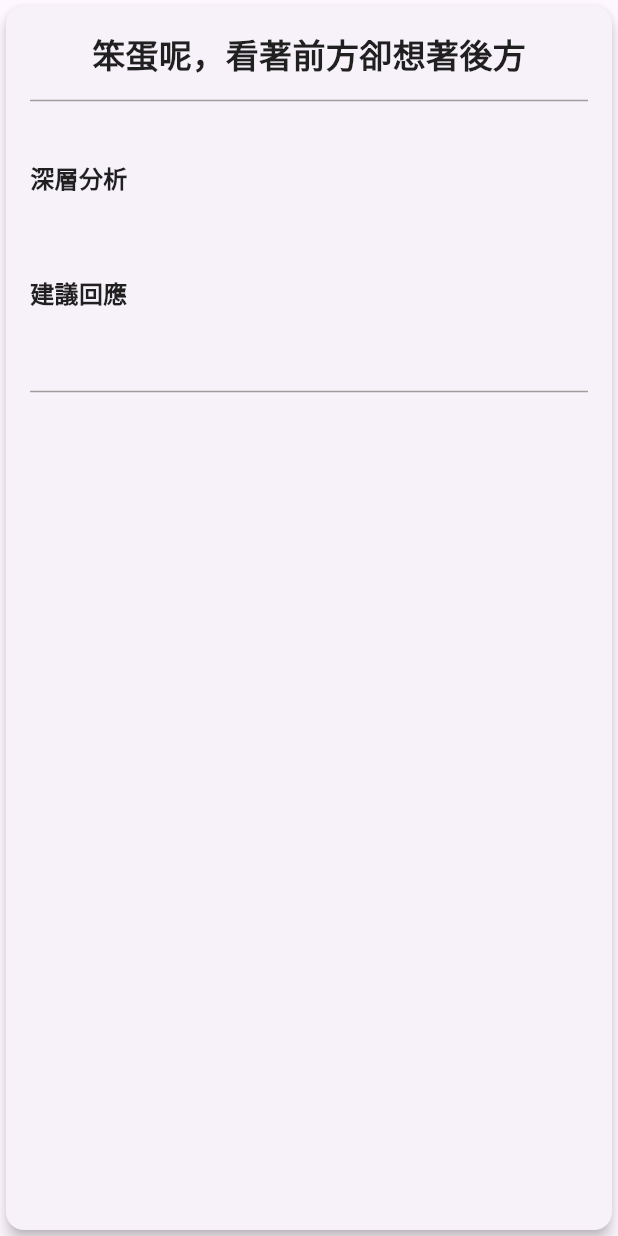
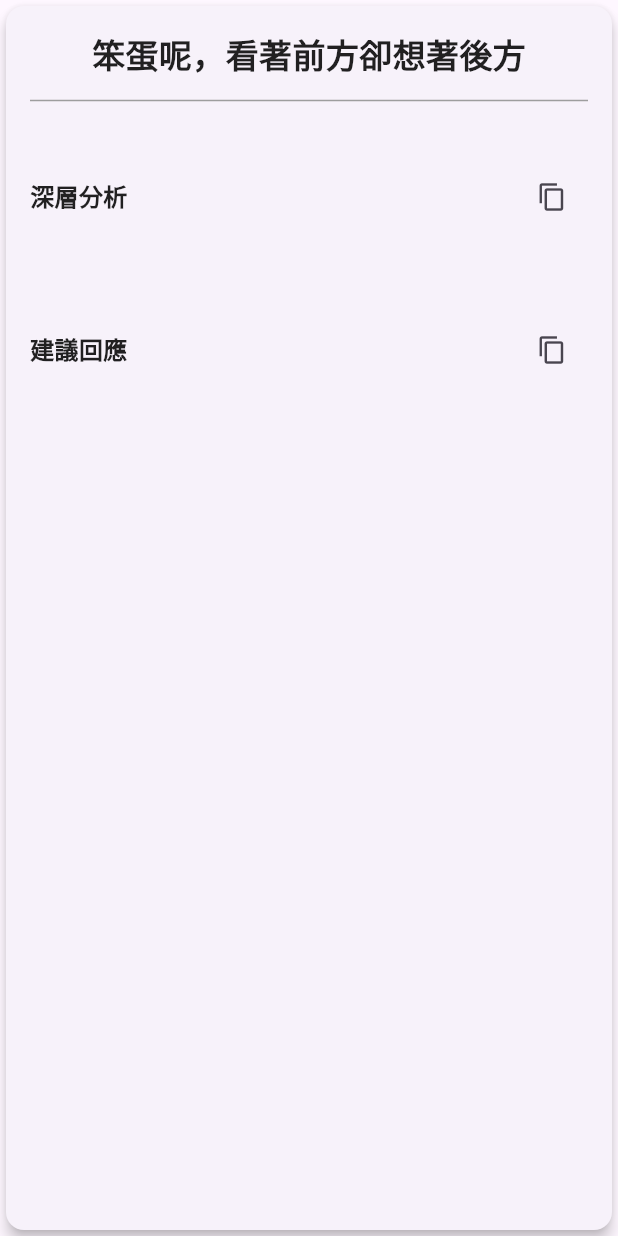
Before and after one commit to tarrragon/translate, a Flutter app: the TranslationCard widget shown alone on an empty page, opened directly with empty values, on a phone screen of 412 x 824 dp. Run offline on Flutter 3.47's test engine with Material 3 defaults, Android fonts, the light colour scheme and no system bars; our stand-ins replace flutter_riverpod, shared_preferences; accounts and stored records are empty.

Commit message:
新增剪貼簿功能，增強使用者互動體驗
- 在輸入區域新增貼上按鈕，允許使用者從剪貼簿貼上文字
- 在翻譯卡片中新增複製按鈕，方便使用者複製分析和建議文字
- 確保游標位置在文字末尾，提升使用者操作流暢度
- 增加提示訊息以反饋複製操作，增強使用者體驗

```diff
--- a/lib/widgets/translation_card.dart
+++ b/lib/widgets/translation_card.dart
@@ -1,4 +1,5 @@
 import 'package:flutter/material.dart';
+import 'package:flutter/services.dart';
 import '../constants/app_strings.dart';
 
 class TranslationCard extends StatelessWidget {
@@ -12,6 +13,18 @@ class TranslationCard extends StatelessWidget {
     required this.analysis,
     required this.advice,
   });
+
+  // 複製文字到剪貼簿
+  void _copyToClipboard(BuildContext context, String text) {
+    Clipboard.setData(ClipboardData(text: text));
+    // 顯示提示訊息
+    ScaffoldMessenger.of(context).showSnackBar(
+      const SnackBar(
+        content: Text(AppStrings.copiedToClipboard),
+        duration: Duration(seconds: 2),
+      ),
+    );
+  }
 
   @override
   Widget build(BuildContext context) {
@@ -52,6 +65,8 @@ class TranslationCard extends StatelessWidget {
             const SizedBox(height: 24),
 
             // Analysis section
+            Row(
+              children: [
                 const Text(
                   AppStrings.analysisTitle,
                   style: TextStyle(
@@ -59,6 +74,15 @@ class TranslationCard extends StatelessWidget {
                     fontWeight: FontWeight.bold,
                     color: Colors.black87,
                   ),
+                ),
+                const Spacer(),
+                // 分析區域的複製按鈕
+                IconButton(
+                  icon: const Icon(Icons.content_copy, size: 20),
+                  tooltip: AppStrings.copyButton,
+                  onPressed: () => _copyToClipboard(context, analysis),
+                ),
+              ],
             ),
             const SizedBox(height: 8),
             Text(
@@ -72,6 +96,8 @@ class TranslationCard extends StatelessWidget {
             const SizedBox(height: 24),
 
             // Advice section
+            Row(
+              children: [
                 const Text(
                   AppStrings.adviceTitle,
                   style: TextStyle(
@@ -79,6 +105,15 @@ class TranslationCard extends StatelessWidget {
                     fontWeight: FontWeight.bold,
                     color: Colors.black87,
                   ),
+                ),
+                const Spacer(),
+                // 建議區域的複製按鈕
+                IconButton(
+                  icon: const Icon(Icons.content_copy, size: 20),
+                  tooltip: AppStrings.copyButton,
+                  onPressed: () => _copyToClipboard(context, advice),
+                ),
+              ],
             ),
             const SizedBox(height: 8),
             Text(
@@ -90,7 +125,7 @@ class TranslationCard extends StatelessWidget {
               ),
             ),
             const SizedBox(height: 16),
-            const Divider(thickness: 1, color: Colors.grey),
+            // const Divider(thickness: 1, color: Colors.grey),
           ],
         ),
       ),
```
Also changed, not shown: lib/widgets/input_section.dart (+31 -1 lines). Lines whose indentation alone changed are shown as unchanged.
